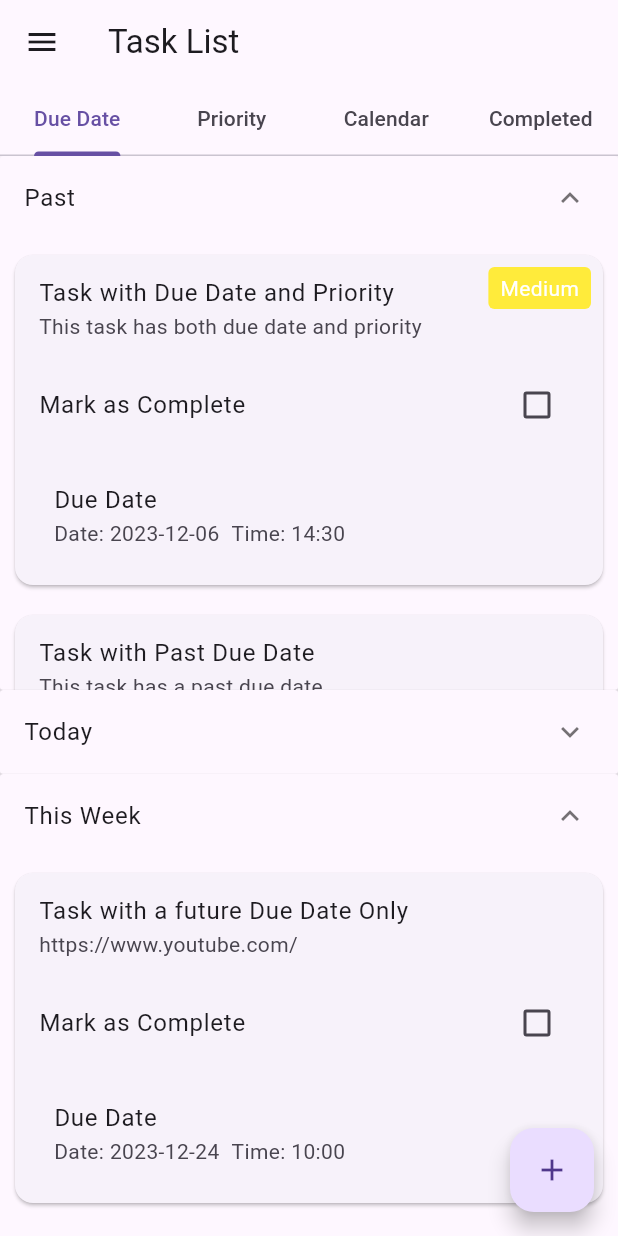
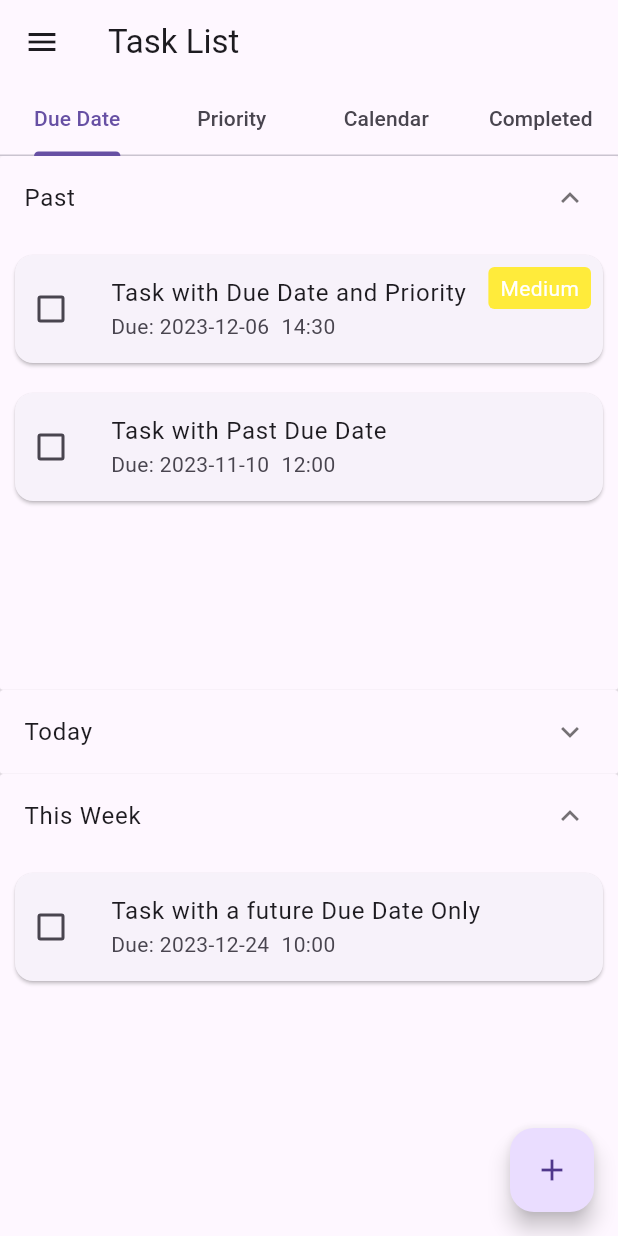
Before and after one commit to Team-1-Seoultech-Adv-SoftEng-2023/Glenn, a Flutter app: the screen it shows after launch, on a phone screen of 412 x 824 dp. Run offline on Flutter 3.47's test engine with Material 3 defaults, Android fonts, the phone set to English and light mode, and no system bars; our stand-ins replace file_picker, fl_chart, open_file, permission_handler, table_calendar.

Commit message:
On main page only the main information of the task is displayed

```diff
--- a/lib/completed_tasks_page.dart
+++ b/lib/completed_tasks_page.dart
@@ -1,7 +1,6 @@
 import 'package:flutter/material.dart';
 import 'task/task.dart';
 import 'task/task_card.dart';
-// Import the Task class and any other necessary imports from the main.dart file
 
 class CompletedTasksPage extends StatelessWidget {
   final List<Task> tasks;
@@ -10,12 +9,12 @@ class CompletedTasksPage extends StatelessWidget {
   final Function(Task) onTaskDeleted; // Add the callback
 
   const CompletedTasksPage({
-    super.key,
+    Key? key,
     required this.tasks,
     required this.onTaskCreated,
     required this.onTaskUpdated,
     required this.onTaskDeleted,
-  });
+  }) : super(key: key);
 
   @override
   Widget build(BuildContext context) {
--- a/lib/task/task_card.dart
+++ b/lib/task/task_card.dart
@@ -209,6 +209,10 @@ class TaskCardState extends State<TaskCard> {
     );
   }
 
+//...
+
+//...
+
 @override
 Widget build(BuildContext context) {
   // Function to find child tasks for the current task
@@ -217,6 +221,8 @@ class TaskCardState extends State<TaskCard> {
         .where((t) => t.parentId == widget.task.id)
         .toList();
   }
+
+  bool isParentTaskComplete = widget.task.isComplete;
 
   return Card(
     margin: const EdgeInsets.all(10),
@@ -245,47 +251,42 @@ class TaskCardState extends State<TaskCard> {
           Column(
             crossAxisAlignment: CrossAxisAlignment.start,
             children: [
-                ListTile(
-                  title: Text(widget.task.name),
-                  subtitle: Text(widget.task.description),
-                ),
-                if (!widget.task.isComplete)
-                  CheckboxListTile(
-                    title: const Text("Mark as Complete"),
+              // Display task name and checkbox in a row
+              Row(
+                children: [
+                  // Conditionally render the checkbox based on the parent task's completion status
+                  if (!isParentTaskComplete)
+                    Checkbox(
                       value: widget.task.isComplete,
                       onChanged: (value) {
                         _showConfirmationDialog(context, value!);
                       },
                     ),
-                if (widget.task.fields.isNotEmpty)
-                  Container(
-                    padding: const EdgeInsets.all(10),
-                    child: Column(
+                  Flexible(
+                    child: ListTile(
+                      title: Text(widget.task.name),
+                      subtitle: Column(
                         crossAxisAlignment: CrossAxisAlignment.start,
-                      children: <Widget>[
-                        if (widget.task.fields.any((field) => field is DueDateField))
-                          // Display the Due Date ListTile if a DueDateField is found
-                          ListTile(
-                            title: const Text('Due Date'),
-                            subtitle: Row(
                         children: [
-                                Text('Date: ${formatDate((widget.task.fields.firstWhere((field) => field is DueDateField) as DueDateField).dueDate)}'),
+                          if (widget.task.fields.isNotEmpty &&
+                              widget.task.fields.any((field) => field is DueDateField))
+                            // Display the Due Date in a more concise format
+                            Row(
+                              children: [
+                                const Text('Due: '),
+                                Text('${formatDate((widget.task.fields.firstWhere((field) => field is DueDateField) as DueDateField).dueDate)}'),
                                 const SizedBox(width: 8),
-                                Text('Time: ${formatTime((widget.task.fields.firstWhere((field) => field is DueDateField) as DueDateField).dueTime)}'),
+                                Text('${formatTime((widget.task.fields.firstWhere((field) => field is DueDateField) as DueDateField).dueTime)}'),
+                              ],
+                            ),
                         ],
                       ),
                     ),
+                  ),
                 ],
-                      // children: widget.task.fields.map((field) {
-                      //   return ListTile(
-                      //     title: Text(field.name),
-                      //     subtitle: Text(field.value),
-                      //   );
-                      // }).toList(),
-                    ),
               ),
               // Display child tasks under the main task
-                if (getChildTasks().isNotEmpty)
+              if (getChildTasks().isNotEmpty && !isParentTaskComplete)
                 Column(
                   children: <Widget>[
                     const Text('Sub Tasks:'),
@@ -302,7 +303,8 @@ class TaskCardState extends State<TaskCard> {
                           },
                           onTaskDeleted: widget.onTaskDeleted,
                           onTaskCreated: widget.onTaskCreated,
-                              onUpdateDueDateTime: widget.onUpdateDueDateTime);
+                          onUpdateDueDateTime: widget.onUpdateDueDateTime,
+                        );
                       },
                     ),
                   ],
--- a/lib/task_detail_page.dart
+++ b/lib/task_detail_page.dart
@@ -96,6 +96,7 @@ class TaskDetailPageState extends State<TaskDetailPage> {
             ),
           ),
           if (widget.task.fields.isNotEmpty) _buildFieldContainer(),
+
           if (widget.subtasks.isNotEmpty) _buildSubtasksSection(),
           _buildAttachedFilesSection(),
         ],
```
Lines whose indentation alone changed are shown as unchanged.
